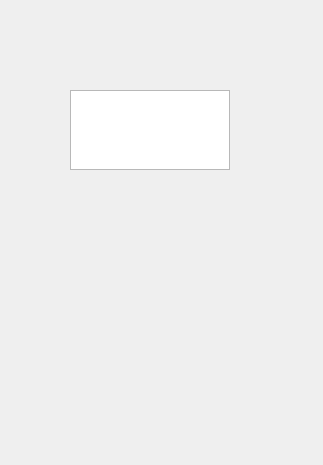
Qt form rikendataheaderform.ui (AlexChudinov/processRikenData) before a commit.
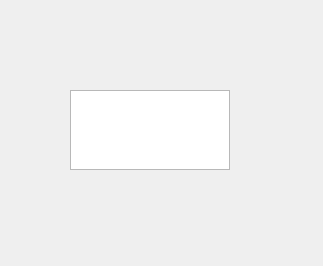
The same form after that commit.

```diff
--- a/rikendataheaderform.ui
+++ b/rikendataheaderform.ui
@@ -7,7 +7,7 @@
     <x>0</x>
     <y>0</y>
     <width>323</width>
-    <height>465</height>
+    <height>266</height>
    </rect>
   </property>
   <property name="windowTitle">
```
Left out of the diff: 2 changed lines with no effect on the pictures.
